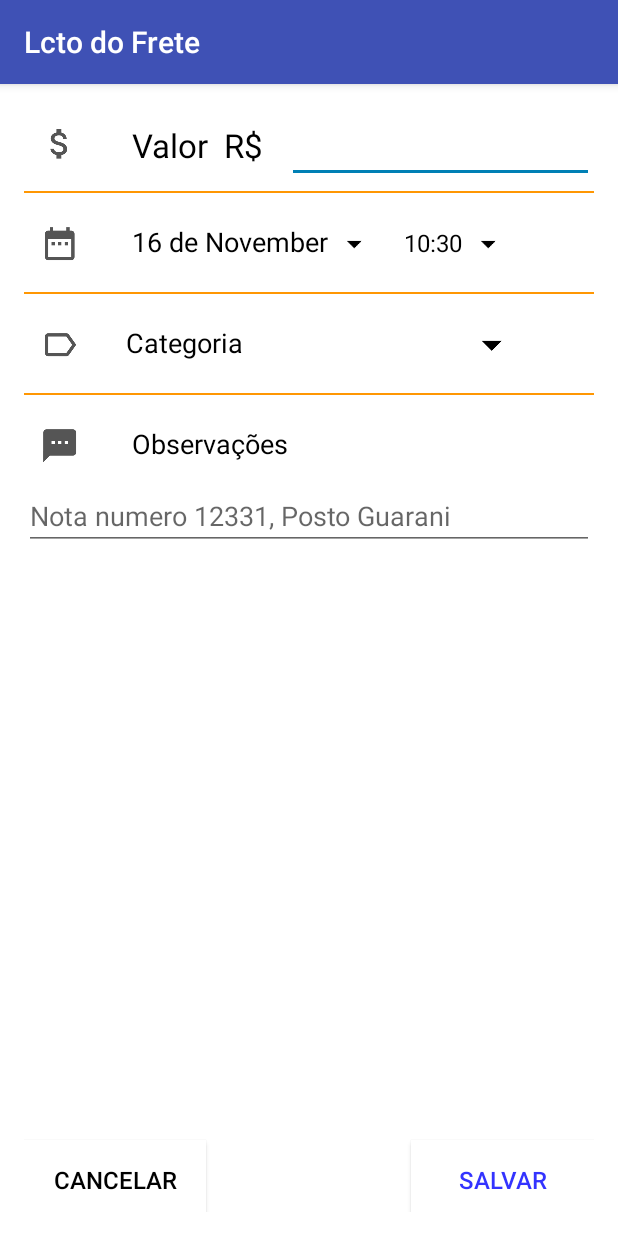
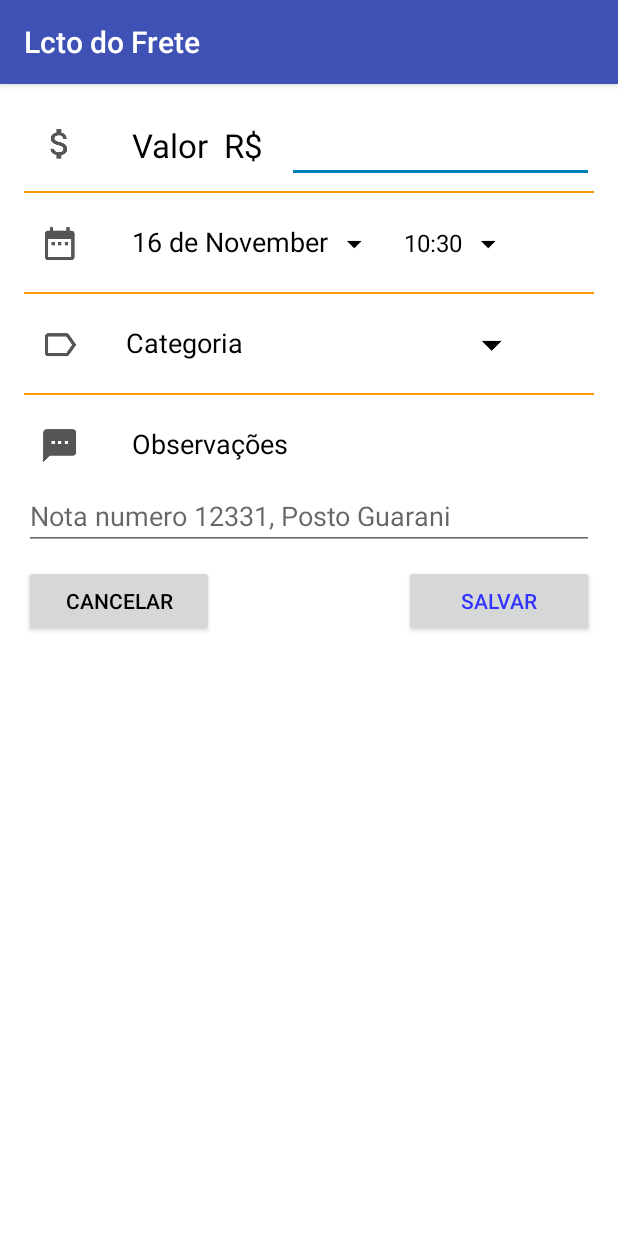
Before and after one commit to Wiglan/myFrete, an Android app: the LctoCadastrarActivity screen opened directly, with no data from a screen before it, on a phone screen of 412 x 824 dp. Run offline under Robolectric (Android 15) with nearby library versions, the phone set to English and light mode, and no system bars; libraries missing offline, so code that uses them is left out: com.wdullaer.materialdatetimepicker.

Commit message:
Ajustado para salvar e cancelar o CRUD de lcto

```diff
--- a/app/src/main/java/com/wfrete/wfrete2/activity/LctoListarActivity.java
+++ b/app/src/main/java/com/wfrete/wfrete2/activity/LctoListarActivity.java
@@ -48,6 +48,7 @@ public class LctoListarActivity extends Fragment {
             @Override
             public void onClick(View view) {
                 Intent i = new Intent(getActivity(), LctoCadastrarActivity.class);
+                i.putExtra("frete_id", 1);
                 startActivityForResult(i,ID_COMANDO_NOVO_CADASTRO);
             }
         });
--- a/app/src/main/java/com/wfrete/wfrete2/dao/LctoDAO.java
+++ b/app/src/main/java/com/wfrete/wfrete2/dao/LctoDAO.java
@@ -45,7 +45,7 @@ public class LctoDAO {
         cv.put("frete_id", frete_id);
         cv.put("valor", valor);
         cv.put("categoria_id", categoria_id);
-        cv.put("obs", obs);
+        cv.put("observacao", obs);
         cv.put("data", dateFormat.format(data));
         cv.put("hora", hora.getTime());
 
--- a/app/src/main/res/layout/activity_lcto.xml
+++ b/app/src/main/res/layout/activity_lcto.xml
@@ -1,13 +1,15 @@
 <LinearLayout xmlns:android="http://schemas.android.com/apk/res/android"
     xmlns:app="http://schemas.android.com/apk/res-auto"
     xmlns:tools="http://schemas.android.com/tools"
-    android:layout_width="fill_parent"
-    android:layout_height="fill_parent"
+    android:layout_width="match_parent"
+    android:layout_height="match_parent"
     android:background="#ffffff"
     android:paddingBottom="@dimen/activity_vertical_margin"
     android:paddingLeft="@dimen/activity_horizontal_margin"
     android:paddingRight="@dimen/activity_horizontal_margin"
     android:paddingTop="@dimen/activity_vertical_margin"
+    tools:context="com.wfrete.wfrete2.activity.LctoCadastrarActivity"
+    android:layout_alignParentBottom="true"
     android:orientation="vertical">
 
     <LinearLayout
@@ -214,23 +216,20 @@
 
     <LinearLayout
         android:id="@+id/linearLayout3"
-        android:layout_width="fill_parent"
-        android:layout_height="fill_parent"
+        android:layout_width="match_parent"
+        android:layout_height="wrap_content"
+        android:layout_marginTop="10dp"
         android:gravity="bottom" >
-
-
 
         <Button
             android:id="@+id/btCancelarLcto"
             android:layout_width="0dp"
             android:layout_weight="1"
             android:layout_height="wrap_content"
-            android:background="#FFFFFF"
             android:text="Cancelar"
-            android:textSize="16dp"
-            android:paddingTop="15dp"
-            android:paddingBottom="10dp"
+            android:textSize="14dp"
             android:textColor="#000000"
+            android:onClick="btCancelarOnClick"
             />
 
         <Button
@@ -238,13 +237,9 @@
             android:layout_width="0dp"
             android:layout_weight="1"
             android:layout_height="wrap_content"
-            android:background="#FFFFFF"
             android:text="Excluir"
-            android:textSize="16dp"
-            android:paddingTop="15dp"
-            android:paddingBottom="10dp"
+            android:textSize="14dp"
             android:textColor="#FF0000"
-            android:layout_marginLeft="15dp"
             />
 
         <Button
@@ -252,13 +247,14 @@
             android:layout_width="0dp"
             android:layout_weight="1"
             android:layout_height="wrap_content"
-            android:background="#FFFFFF"
             android:text="Salvar"
-            android:textSize="16dp"
-            android:paddingTop="15dp"
-            android:paddingBottom="10dp"
+            android:textSize="14dp"
             android:textColor="#3333FF"
+            android:onClick="btSalvarOnClick"
             />
+
+
+
     </LinearLayout>
 
 </LinearLayout>
```
Also changed, not shown: app/src/main/java/com/wfrete/wfrete2/activity/LctoCadastrarActivity.java (+41 -17 lines), app/src/main/java/com/wfrete/wfrete2/dao/CategoriaDAO.java (+21 -0 lines).
